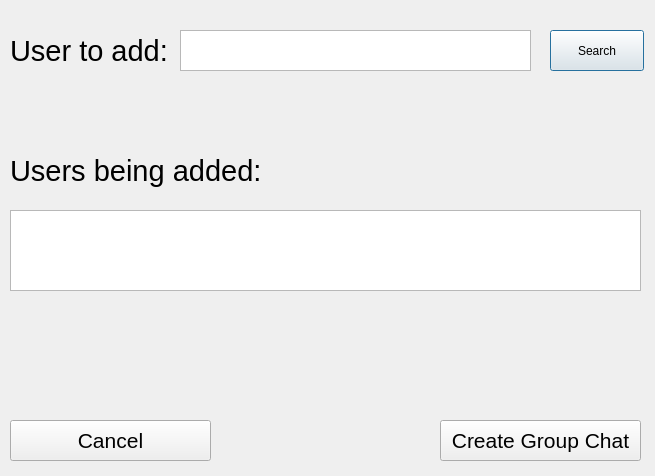
The window that client/gui/add_new_gc.ui (Cub1cMang0/E2EE-Messaging) describes before a commit, drawn with Qt 5.
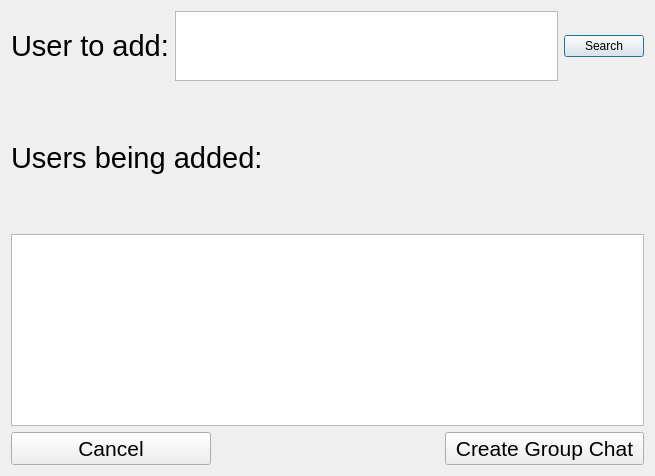
The same window after the commit.

Commit message: Updated all .ui files so objects in window dynamically resize when the user's window changes sizes

The edit to the form file:
```diff
--- a/client/gui/add_new_gc.ui
+++ b/client/gui/add_new_gc.ui
@@ -13,24 +13,16 @@
   <property name="windowTitle">
    <string>Add New Group Chat</string>
   </property>
-  <widget class="QTextEdit" name="user_search_box">
-   <property name="geometry">
-    <rect>
-     <x>180</x>
-     <y>30</y>
-     <width>351</width>
-     <height>41</height>
-    </rect>
-   </property>
-  </widget>
+  <layout class="QVBoxLayout" name="verticalLayout_2">
+   <item>
+    <layout class="QHBoxLayout" name="horizontalLayout">
+     <item>
   <widget class="QLabel" name="user_to_add_label">
-   <property name="geometry">
-    <rect>
-     <x>10</x>
-     <y>30</y>
-     <width>161</width>
-     <height>41</height>
-    </rect>
+       <property name="sizePolicy">
+        <sizepolicy hsizetype="Preferred" vsizetype="Fixed">
+         <horstretch>0</horstretch>
+         <verstretch>0</verstretch>
+        </sizepolicy>
    </property>
    <property name="font">
     <font>
@@ -41,37 +33,41 @@
     <string>User to add:</string>
    </property>
   </widget>
-  <widget class="QPushButton" name="pushButton">
-   <property name="geometry">
-    <rect>
-     <x>550</x>
-     <y>30</y>
-     <width>94</width>
-     <height>41</height>
-    </rect>
+     </item>
+     <item>
+      <widget class="QTextEdit" name="user_search_box">
+       <property name="sizePolicy">
+        <sizepolicy hsizetype="Expanding" vsizetype="Preferred">
+         <horstretch>0</horstretch>
+         <verstretch>0</verstretch>
+        </sizepolicy>
+       </property>
+      </widget>
+     </item>
+     <item>
+      <widget class="QPushButton" name="search_button">
+       <property name="sizePolicy">
+        <sizepolicy hsizetype="Minimum" vsizetype="Fixed">
+         <horstretch>0</horstretch>
+         <verstretch>0</verstretch>
+        </sizepolicy>
    </property>
    <property name="text">
     <string>Search</string>
    </property>
   </widget>
-  <widget class="QTextEdit" name="user_list">
-   <property name="geometry">
-    <rect>
-     <x>10</x>
-     <y>210</y>
-     <width>631</width>
-     <height>81</height>
-    </rect>
-   </property>
-  </widget>
+     </item>
+    </layout>
+   </item>
+   <item>
+    <layout class="QVBoxLayout" name="verticalLayout">
+     <item>
   <widget class="QLabel" name="users_being_added_label">
-   <property name="geometry">
-    <rect>
-     <x>10</x>
-     <y>150</y>
-     <width>271</width>
-     <height>41</height>
-    </rect>
+       <property name="sizePolicy">
+        <sizepolicy hsizetype="Preferred" vsizetype="Preferred">
+         <horstretch>0</horstretch>
+         <verstretch>0</verstretch>
+        </sizepolicy>
    </property>
    <property name="font">
     <font>
@@ -82,14 +78,28 @@
     <string>Users being added:</string>
    </property>
   </widget>
+     </item>
+     <item>
+      <widget class="QTextEdit" name="user_list">
+       <property name="sizePolicy">
+        <sizepolicy hsizetype="Expanding" vsizetype="Preferred">
+         <horstretch>0</horstretch>
+         <verstretch>0</verstretch>
+        </sizepolicy>
+       </property>
+      </widget>
+     </item>
+    </layout>
+   </item>
+   <item>
+    <layout class="QHBoxLayout" name="horizontalLayout_2">
+     <item>
   <widget class="QPushButton" name="pushButton_2">
-   <property name="geometry">
-    <rect>
-     <x>10</x>
-     <y>420</y>
-     <width>201</width>
-     <height>41</height>
-    </rect>
+       <property name="sizePolicy">
+        <sizepolicy hsizetype="Expanding" vsizetype="Fixed">
+         <horstretch>0</horstretch>
+         <verstretch>0</verstretch>
+        </sizepolicy>
    </property>
    <property name="font">
     <font>
@@ -100,14 +110,27 @@
     <string>Cancel</string>
    </property>
   </widget>
+     </item>
+     <item>
+      <spacer name="horizontalSpacer">
+       <property name="orientation">
+        <enum>Qt::Orientation::Horizontal</enum>
+       </property>
+       <property name="sizeHint" stdset="0">
+        <size>
+         <width>228</width>
+         <height>20</height>
+        </size>
+       </property>
+      </spacer>
+     </item>
+     <item>
   <widget class="QPushButton" name="pushButton_3">
-   <property name="geometry">
-    <rect>
-     <x>440</x>
-     <y>420</y>
-     <width>201</width>
-     <height>41</height>
-    </rect>
+       <property name="sizePolicy">
+        <sizepolicy hsizetype="Expanding" vsizetype="Fixed">
+         <horstretch>0</horstretch>
+         <verstretch>0</verstretch>
+        </sizepolicy>
    </property>
    <property name="font">
     <font>
@@ -118,6 +141,10 @@
     <string>Create Group Chat</string>
    </property>
   </widget>
+     </item>
+    </layout>
+   </item>
+  </layout>
  </widget>
  <resources/>
  <connections/>
```
Lines whose indentation alone changed are shown as unchanged. The commit also changes 6 other files.
